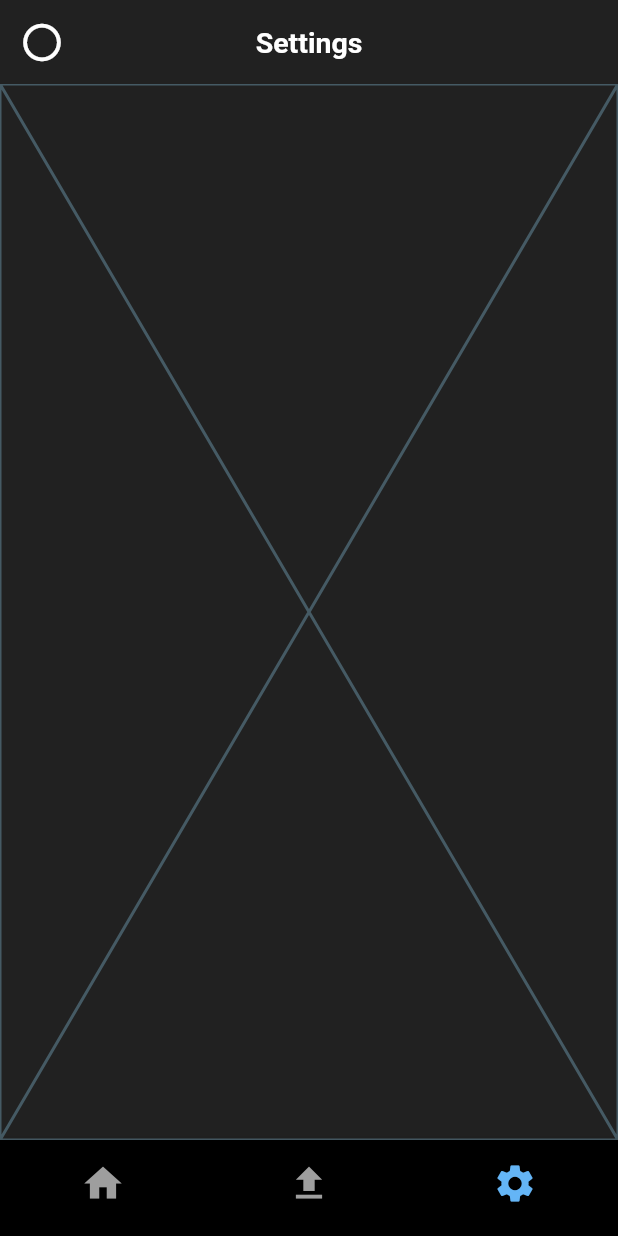
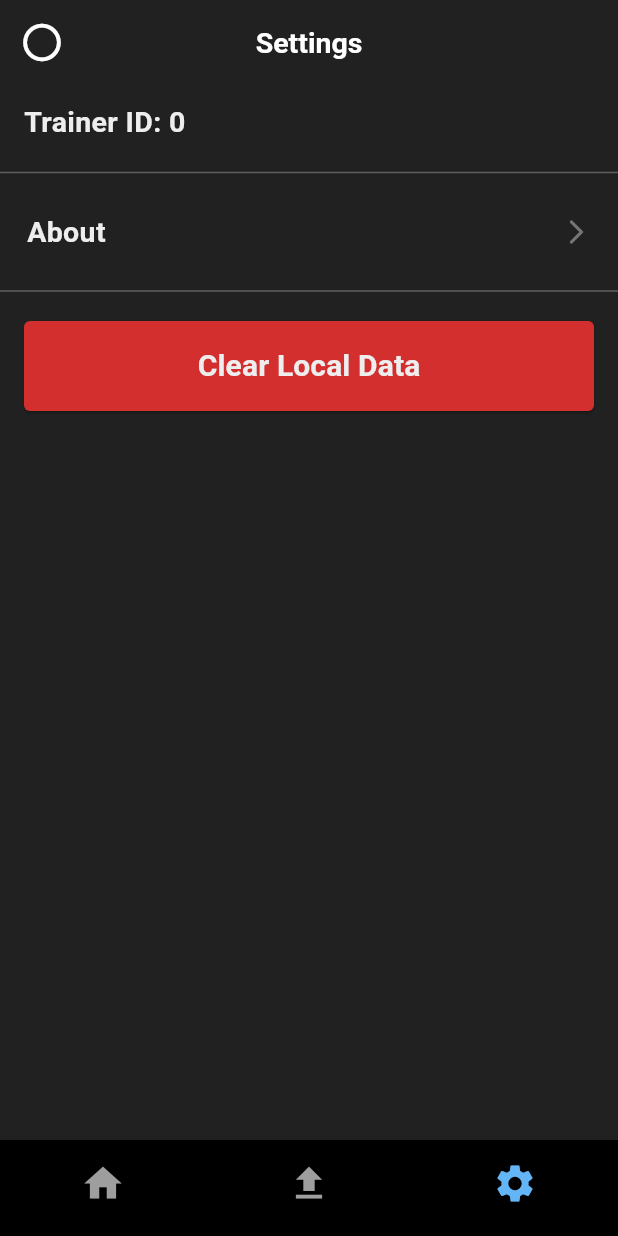
Before and after one commit to MimikBoy/rat_app, a Flutter app: the TrainerPageManager screen opened directly, item 3 of the bottom bar chosen, on a phone screen of 412 x 824 dp. Run offline on Flutter 3.47's test engine with Material 3 defaults, Android fonts, the phone set to English and light mode, and no system bars; our stand-ins replace flutter_bluetooth_serial, flutter_phoenix, logger, permission_handler, shared_preferences; missing offline and left inert: encrypt, flutter_background_service, flutter_file_dialog; accounts and stored records are empty.

Commit message:
Fix trainerID prefs field, add trainer settings page

```diff
--- a/lib/trainer_screens.dart
+++ b/lib/trainer_screens.dart
@@ -1,6 +1,8 @@
 import 'package:flutter/material.dart';
 import 'package:logger/logger.dart';
-
+import 'package:shared_preferences/shared_preferences.dart';
+import 'package:flutter_phoenix/flutter_phoenix.dart';
+import 'file_management.dart';
 
 const Color textColor = Color.fromARGB(255, 224, 224, 224);
 const Color seperatorColor = Color.fromARGB(100, 189, 189, 189);
@@ -59,7 +61,7 @@ class _TrainerPageManagerState extends State<TrainerPageManager> {
           });
         break;
       case 2:
-        page = Placeholder();
+        page = TrainerSettingsPage();
         setState(() {
             leadingIcon = IconButton(
               icon: const Icon(Icons.circle_outlined, size: 30),
@@ -111,3 +113,129 @@ class _TrainerPageManagerState extends State<TrainerPageManager> {
     );
   }
 }
+
+class TrainerSettingsPage extends StatefulWidget {
+  final Function(int)? changeSettingScreen;
+  const TrainerSettingsPage({super.key, this.changeSettingScreen});
+
+  @override
+  State<TrainerSettingsPage> createState() => _TrainerSettingsPageState();
+}
+
+
+class _TrainerSettingsPageState extends State<TrainerSettingsPage> {
+  int itemCount = 0;
+  int trainerID = 0;
+  List<String> currentList = [
+    'Trainer ID: ',
+    'About',
+  ];
+  // loads preferences
+  Future<void> _loadSharedPreferences() async {
+    SharedPreferences prefs = await SharedPreferences.getInstance();
+    trainerID = prefs.getInt('trainerID') ?? 0;
+    setState(() {
+      currentList[0] = 'Trainer ID: $trainerID';
+    });
+  }
+  // runs initially to set up the class/state
+  @override
+  void initState(){
+    super.initState();
+    _loadSharedPreferences();
+
+    setState(() {
+      itemCount = currentList.length + 1;
+      currentList[0] = 'Trainer ID: $trainerID';
+    });
+  }
+
+  @override
+  Widget build(BuildContext context) {
+    return ListView.separated(
+      physics: const BouncingScrollPhysics(),
+      itemCount: itemCount,
+      separatorBuilder: (context, index) => const Divider(
+        color: seperatorColor,
+        thickness: 1,
+      ),
+      itemBuilder: (context, index) {
+        if (index == 0){
+          return Padding(
+            padding: const EdgeInsets.symmetric(horizontal: 16, vertical: 12),
+            child: Text(
+              currentList[index],
+              overflow: TextOverflow.ellipsis,
+              style: TextStyle(fontSize: 19, fontWeight: FontWeight.bold),
+            )
+          );
+        } else if (index < itemCount-1) {
+          return InkWell(
+            onTap: () {
+              if (index == 1) {
+                if (widget.changeSettingScreen != null) {
+                  widget.changeSettingScreen!(3); // Navigate to Edit Parameters page
+                } else {
+                  Logger().e('changeSettingScreen is null');
+                }
+                Logger().i('Edit Parameters button pressed');
+              } else if (index == 2) {
+                Logger().i('About button pressed');
+                if (widget.changeSettingScreen != null) {
+                  widget.changeSettingScreen!(4); // Navigate to Edit Parameters page
+                } else {
+                  Logger().e('changeSettingScreen is null');
+                }
+              }
+            },
+            child: Padding(
+              padding: const EdgeInsets.symmetric(horizontal: 16, vertical: 8),
+              child: Container(
+                // Instead of extra margin, only use internal padding.
+                padding: const EdgeInsets.symmetric(vertical: 10, horizontal: 2),
+                child: Row(
+                  mainAxisAlignment: MainAxisAlignment.spaceBetween,
+                  children: [
+                    Text(
+                      currentList[index],
+                      overflow: TextOverflow.ellipsis,
+                      style: const TextStyle(fontSize: 19, fontWeight: FontWeight.bold),
+                    ),
+                    Icon(
+                      Icons.arrow_forward_ios_rounded,
+                      size: 20,
+                      color: Colors.grey[600],
+                    ),
+                  ],
+                ),
+              ),
+            ),
+          );
+        } else {
+          return Padding(
+            padding: const EdgeInsets.symmetric(horizontal: 16, vertical: 12),
+            child: ElevatedButton(
+              onPressed: () {
+                Logger().i('Cleared all local data');
+                SaveFileHandler().clearLocalData();
+                Phoenix.rebirth(context);
+              },
+              style: ElevatedButton.styleFrom(
+                backgroundColor: Color.fromARGB(255, 211, 47, 47),
+                foregroundColor: Color.fromARGB(255, 238, 238, 238),
+                fixedSize: const Size(double.infinity, 60),
+                shape: RoundedRectangleBorder(
+                  borderRadius: BorderRadius.circular(4), // Reduced rounding
+                ),
+              ),
+              child: const Text(
+                'Clear Local Data',
+                style: TextStyle(fontSize: 20, fontWeight: FontWeight.bold),
+              ),
+            ),
+          );
+        }
+      },
+    );
+  }
+}
--- a/lib/trainer_start_screens.dart
+++ b/lib/trainer_start_screens.dart
@@ -21,14 +21,14 @@ class _TrainerDataScreenState extends State<TrainerDataScreen> {
     _generateTrainerPrefs();
   }
 
-  //gets local handle on prefs and adds TrainerID field, filling it with 7 random numbers
+  //gets local handle on prefs and adds trainerID field, filling it with 7 random numbers
   Future<void> _generateTrainerPrefs() async {
     SharedPreferences prefs = await SharedPreferences.getInstance();
-    if (!prefs.containsKey('TrainerID')) {
-      prefs.setInt('TrainerID', Random().nextInt(10000000));
+    if (!prefs.containsKey('trainerID')) {
+      prefs.setInt('trainerID', Random().nextInt(10000000));
     }
     setState(() {
-      trainerID = prefs.getInt('TrainerID') ?? 1234567;
+      trainerID = prefs.getInt('trainerID') ?? 1234567;
     });
 
     ;
@@ -63,7 +63,10 @@ class _TrainerDataScreenState extends State<TrainerDataScreen> {
             child: Text('Trainer ID: ${trainerID ?? 'Loading'}'),
           ),
           ElevatedButton(
-            onPressed: () => widget.onContinue(1),
+            onPressed: () {
+              widget.onContinue(1);
+              Navigator.popUntil(context, (route) => route.isFirst);
+            },
             child: Text('Continue'),
           ),
         ],
```
